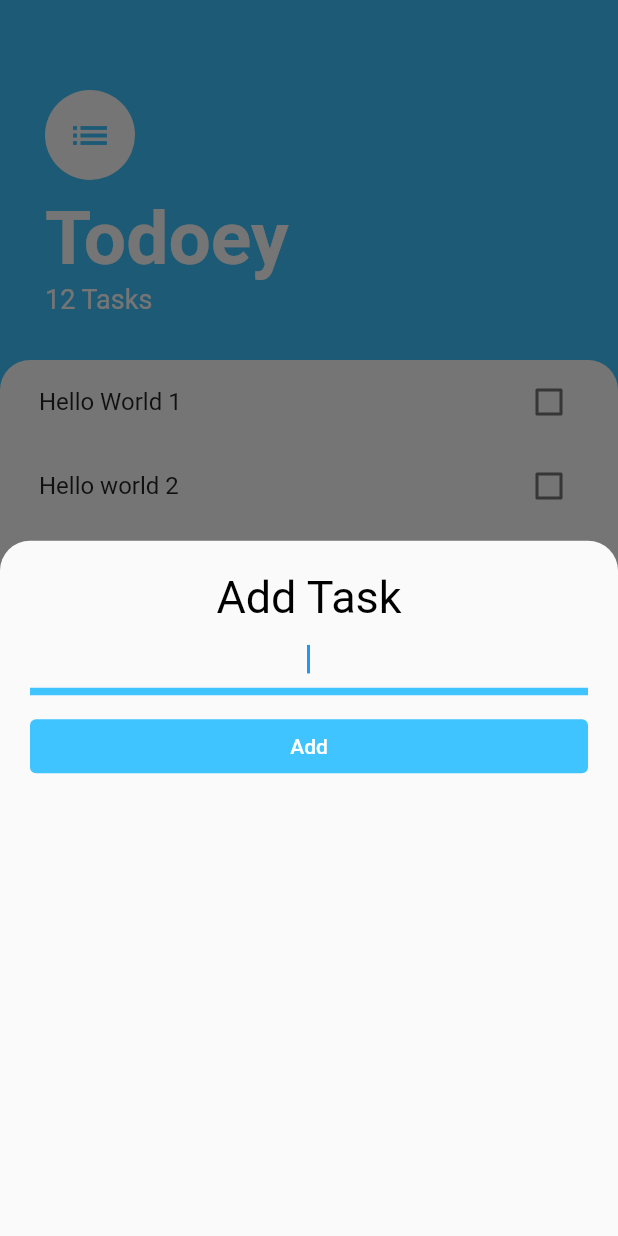
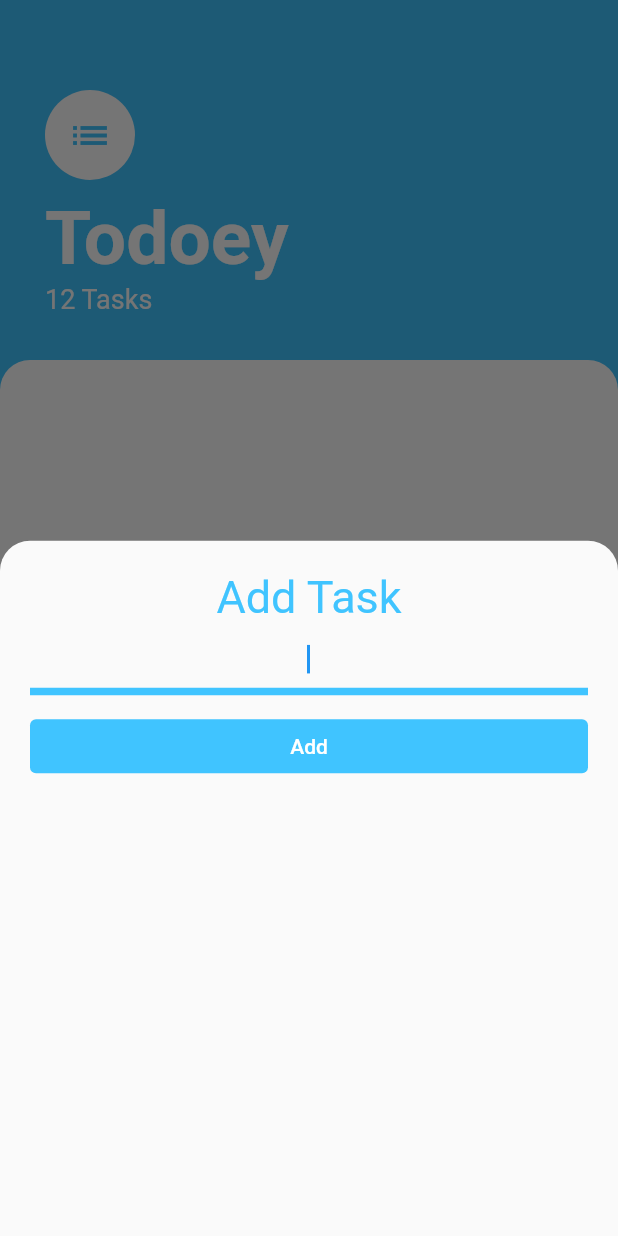
Before and after one commit to MaurizioSodano/flutter-todoey, a Flutter app: the screen it shows after launch, after a tap on the "add" icon, on a phone screen of 412 x 824 dp. Run offline on Flutter 3.47's test engine with Material 2 defaults, Android fonts, the phone set to English and light mode, and no system bars.

```diff
--- a/lib/screens/add_task_screen.dart
+++ b/lib/screens/add_task_screen.dart
@@ -1,19 +1,14 @@
 import 'package:flutter/material.dart';
 
-class AddTaskScreen extends StatefulWidget {
+class AddTaskScreen extends StatelessWidget {
   final Function onAdd;
 
-  const AddTaskScreen({this.onAdd});
-
-  @override
-  _AddTaskScreenState createState() => _AddTaskScreenState();
-}
-
-class _AddTaskScreenState extends State<AddTaskScreen> {
-  String title = '';
+  AddTaskScreen({this.onAdd});
 
   @override
   Widget build(BuildContext context) {
+    String title = '';
+
     return Container(
       padding: EdgeInsets.only(top: 20, left: 20, right: 20),
       child: Column(
@@ -22,7 +17,7 @@ class _AddTaskScreenState extends State<AddTaskScreen> {
           Text(
             'Add Task',
             textAlign: TextAlign.center,
-            style: TextStyle(fontSize: 30, color: Colors.black),
+            style: TextStyle(fontSize: 30, color: Colors.lightBlueAccent),
           ),
           TextField(
             autofocus: true,
@@ -46,7 +41,7 @@ class _AddTaskScreenState extends State<AddTaskScreen> {
           ),
           TextButton(
             onPressed: () {
-              widget.onAdd(title);
+              onAdd(title);
               Navigator.pop(context);
             },
             style: ButtonStyle(
--- a/lib/screens/task_screen.dart
+++ b/lib/screens/task_screen.dart
@@ -10,11 +10,7 @@ class TaskScreen extends StatefulWidget {
 }
 
 class _TaskScreenState extends State<TaskScreen> {
-  List<Task> _tasks = [
-    Task(title: "Hello World 1"),
-    Task(title: "Hello world 2"),
-    Task(title: "Hello world 3")
-  ];
+  List<Task> _tasks = [];
 
   void addTask(String text) {
     Task newTask = Task(title: text);
@@ -37,7 +33,7 @@ class _TaskScreenState extends State<TaskScreen> {
                 ),
               ),
               context: context,
-              builder: (context) => AddTaskScreen(onAdd:addTask));
+              builder: (context) => AddTaskScreen(onAdd: addTask));
         },
         backgroundColor: Colors.lightBlueAccent,
         child: Icon(Icons.add),
```
